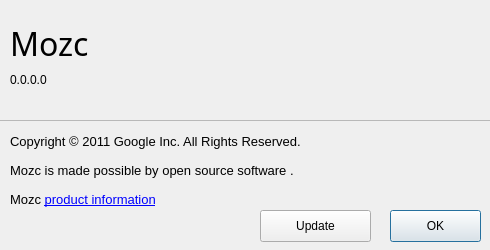
Before: the Qt Designer form src/gui/about_dialog/about_dialog.ui in niw/mozc, drawn with Qt 5.
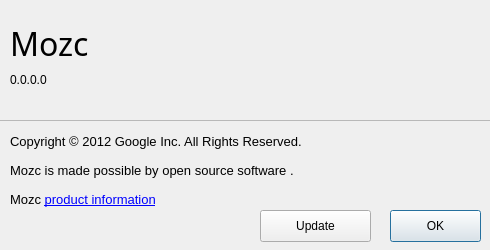
After: the same form once the commit is applied.

Diff of the .ui file:
```diff
--- a/src/gui/about_dialog/about_dialog.ui
+++ b/src/gui/about_dialog/about_dialog.ui
@@ -77,7 +77,7 @@
         </font>
        </property>
        <property name="text">
-        <string>Copyright © 2011 Google Inc. All Rights Reserved.</string>
+        <string>Copyright © 2012 Google Inc. All Rights Reserved.</string>
        </property>
        <property name="alignment">
         <set>Qt::AlignLeading|Qt::AlignLeft|Qt::AlignVCenter</set>
```
